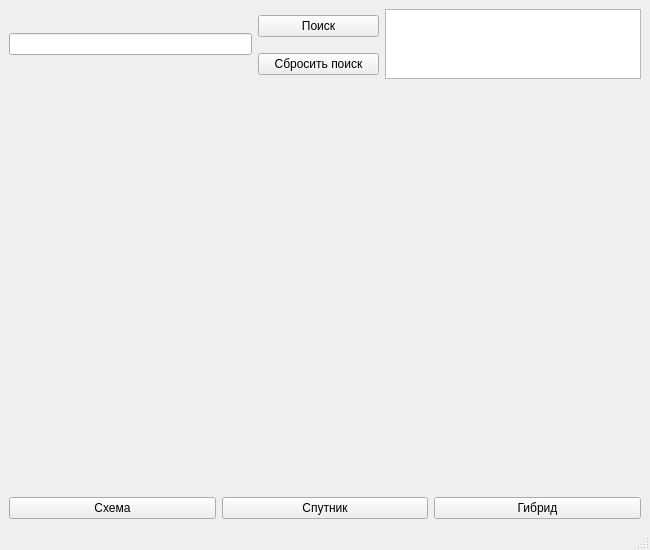
Before: the Qt Designer form data/ui/main.ui in egas77/Maps_API, drawn with Qt 5.
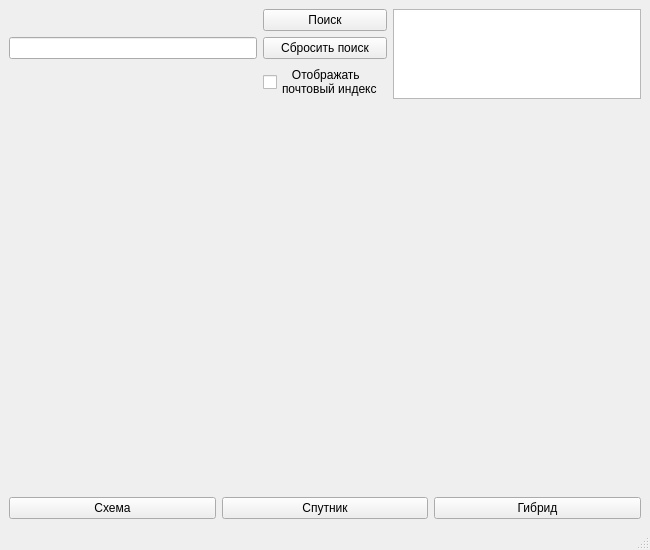
After: the same form once the commit is applied.

Commit message: add btn to show postal index

Patch:
```diff
--- a/data/ui/main.ui
+++ b/data/ui/main.ui
@@ -14,7 +14,9 @@
    <string>Maps</string>
   </property>
   <widget class="QWidget" name="centralwidget">
-   <layout class="QGridLayout" name="gridLayout" columnstretch="2,1,0">
+   <layout class="QGridLayout" name="gridLayout_2">
+    <item row="0" column="0">
+     <layout class="QGridLayout" name="gridLayout" columnstretch="2,1,2">
     <item row="0" column="1">
      <widget class="QPushButton" name="search_btn">
       <property name="sizePolicy">
@@ -28,7 +30,7 @@
       </property>
      </widget>
     </item>
-    <item row="0" column="2" rowspan="2">
+      <item row="0" column="2" rowspan="3">
      <widget class="QTextBrowser" name="address_text">
       <property name="sizePolicy">
        <sizepolicy hsizetype="Preferred" vsizetype="Preferred">
@@ -38,6 +40,16 @@
       </property>
      </widget>
     </item>
+      <item row="1" column="0">
+       <widget class="QLineEdit" name="search_line_edit">
+        <property name="sizePolicy">
+         <sizepolicy hsizetype="Preferred" vsizetype="Fixed">
+          <horstretch>0</horstretch>
+          <verstretch>0</verstretch>
+         </sizepolicy>
+        </property>
+       </widget>
+      </item>
     <item row="1" column="1">
      <widget class="QPushButton" name="reset_search_btn">
       <property name="sizePolicy">
@@ -51,7 +63,36 @@
       </property>
      </widget>
     </item>
-    <item row="3" column="0" colspan="3">
+      <item row="2" column="1">
+       <widget class="QCheckBox" name="check_index">
+        <property name="layoutDirection">
+         <enum>Qt::LeftToRight</enum>
+        </property>
+        <property name="locale">
+         <locale language="Russian" country="Ukraine"/>
+        </property>
+        <property name="text">
+         <string>   Отображать
+почтовый индекс</string>
+        </property>
+       </widget>
+      </item>
+     </layout>
+    </item>
+    <item row="1" column="0">
+     <widget class="QLabel" name="main_map">
+      <property name="sizePolicy">
+       <sizepolicy hsizetype="Preferred" vsizetype="Expanding">
+        <horstretch>0</horstretch>
+        <verstretch>0</verstretch>
+       </sizepolicy>
+      </property>
+      <property name="text">
+       <string/>
+      </property>
+     </widget>
+    </item>
+    <item row="2" column="0">
      <layout class="QHBoxLayout" name="horizontalLayout">
       <item>
        <widget class="QPushButton" name="map_btn">
@@ -76,29 +117,6 @@
       </item>
      </layout>
     </item>
-    <item row="2" column="0" colspan="3">
-     <widget class="QLabel" name="main_map">
-      <property name="sizePolicy">
-       <sizepolicy hsizetype="Preferred" vsizetype="Expanding">
-        <horstretch>0</horstretch>
-        <verstretch>0</verstretch>
-       </sizepolicy>
-      </property>
-      <property name="text">
-       <string/>
-      </property>
-     </widget>
-    </item>
-    <item row="0" column="0" rowspan="2">
-     <widget class="QLineEdit" name="search_line_edit">
-      <property name="sizePolicy">
-       <sizepolicy hsizetype="Preferred" vsizetype="Fixed">
-        <horstretch>0</horstretch>
-        <verstretch>0</verstretch>
-       </sizepolicy>
-      </property>
-     </widget>
-    </item>
    </layout>
   </widget>
   <widget class="QMenuBar" name="menubar">
```
Lines whose indentation alone changed are shown as unchanged. The commit also changes 2 other files.
